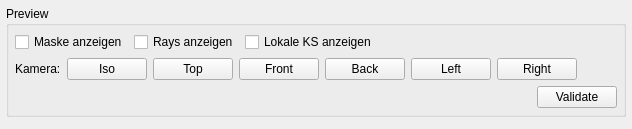
Above: Spraycoater/resource/ui/tabs/recipe/coating_preview_panel.ui from mikv75-lab/ROS-Project before the change. Below: the same form after it.
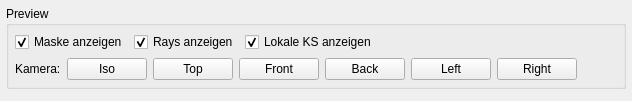
That is the form after the change.

Patch:
```diff
--- a/Spraycoater/resource/ui/tabs/recipe/coating_preview_panel.ui
+++ b/Spraycoater/resource/ui/tabs/recipe/coating_preview_panel.ui
@@ -53,6 +53,9 @@
           <property name="text">
            <string>Maske anzeigen</string>
           </property>
+          <property name="checked">
+           <bool>true</bool>
+          </property>
          </widget>
         </item>
         <item>
@@ -60,6 +63,9 @@
           <property name="text">
            <string>Rays anzeigen</string>
           </property>
+          <property name="checked">
+           <bool>true</bool>
+          </property>
          </widget>
         </item>
         <item>
@@ -67,6 +73,9 @@
           <property name="text">
            <string>Lokale KS anzeigen</string>
           </property>
+          <property name="checked">
+           <bool>true</bool>
+          </property>
          </widget>
         </item>
         <item>
@@ -117,31 +126,6 @@
        </layout>
       </item>
 
-      <!-- Row: Actions (right-aligned Validate) -->
-      <item>
-       <layout class="QHBoxLayout" name="rowActions">
-        <item>
-         <spacer name="spacerActions">
-          <property name="orientation">
-           <enum>Qt::Horizontal</enum>
-          </property>
-          <property name="sizeHint" stdset="0">
-           <size>
-            <width>40</width>
-            <height>20</height>
-           </size>
-          </property>
-         </spacer>
-        </item>
-        <item>
-         <widget class="QPushButton" name="btnValidate">
-          <property name="text">
-           <string>Validate</string>
-          </property>
-         </widget>
-        </item>
-       </layout>
-      </item>
      </layout>
     </widget>
    </item>
```
